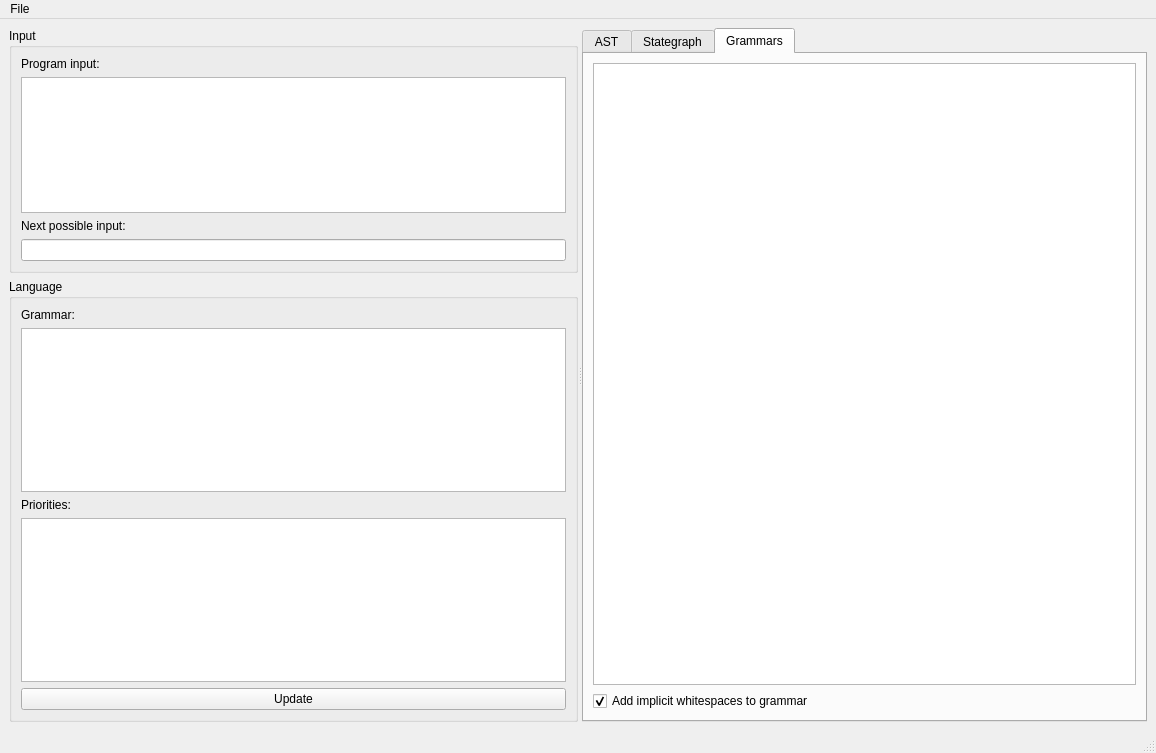
First picture: the form in node_editor/gui.ui, repository softdevteam/eco, before the edit.
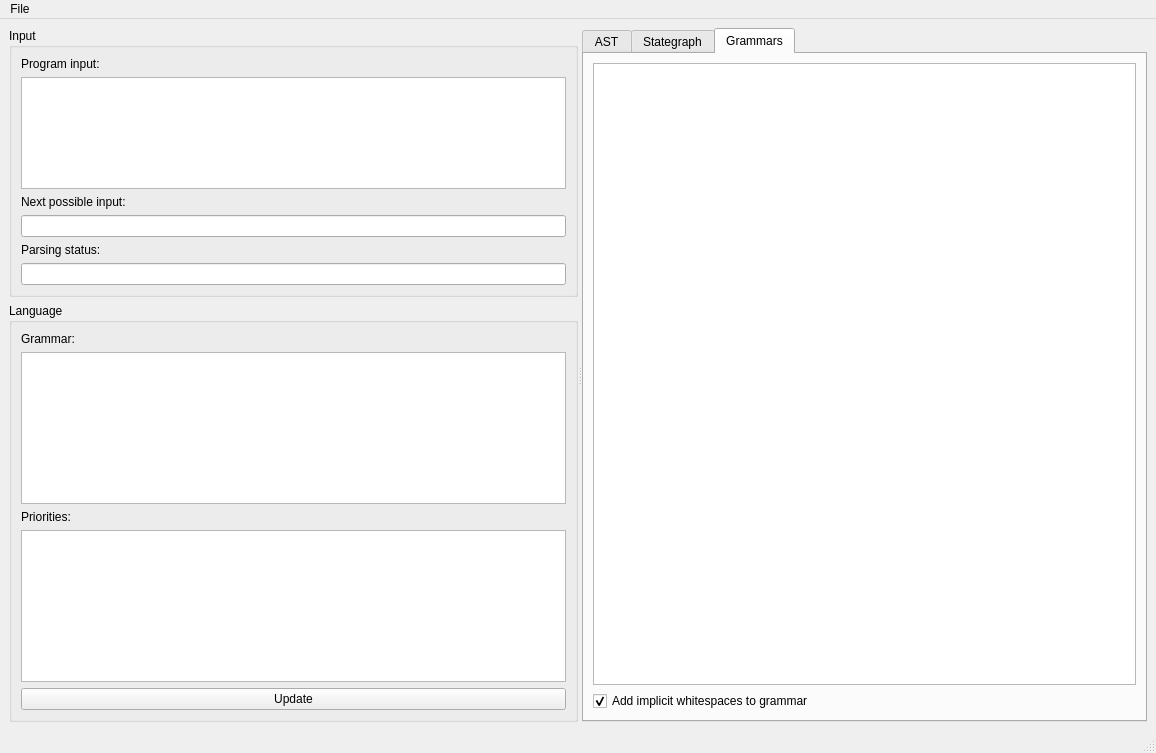
Second picture: the form after the edit. Custom widgets are drawn as their Qt base class.

Commit message: show parsing status in gui

```diff
--- a/node_editor/gui.ui
+++ b/node_editor/gui.ui
@@ -61,6 +61,16 @@
            <item>
             <widget class="QLineEdit" name="lineEdit"/>
            </item>
+           <item>
+            <widget class="QLabel" name="label_2">
+             <property name="text">
+              <string>Parsing status:</string>
+             </property>
+            </widget>
+           </item>
+           <item>
+            <widget class="QLineEdit" name="leParserStatus"/>
+           </item>
           </layout>
          </widget>
         </item>
```
The commit also changes 2 other files.
